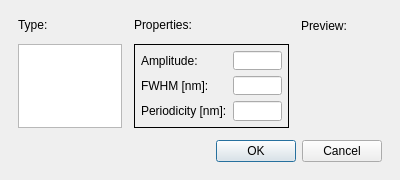
Before: the Qt Designer form frcpredict/ui/input/common/generate_pattern_dialog_w.ui in Bodeeen/Resolution_prediction_software, drawn with Qt 5.
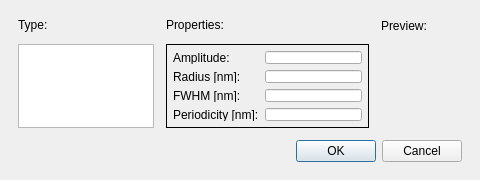
After: the same form once the commit is applied. Custom widgets are drawn as their Qt base class.

Commit message: feat: add physical pinhole pattern

The edit to the form file:
```diff
--- a/frcpredict/ui/input/common/generate_pattern_dialog_w.ui
+++ b/frcpredict/ui/input/common/generate_pattern_dialog_w.ui
@@ -6,19 +6,19 @@
    <rect>
     <x>0</x>
     <y>0</y>
-    <width>400</width>
+    <width>480</width>
     <height>180</height>
    </rect>
   </property>
   <property name="minimumSize">
    <size>
-    <width>400</width>
+    <width>480</width>
     <height>180</height>
    </size>
   </property>
   <property name="maximumSize">
    <size>
-    <width>400</width>
+    <width>480</width>
     <height>180</height>
    </size>
   </property>
@@ -117,14 +117,14 @@
           </property>
           <item row="0" column="0">
            <layout class="QFormLayout" name="formLayout">
-            <item row="1" column="0">
+            <item row="2" column="0">
              <widget class="QLabel" name="lblFwhm">
               <property name="text">
                <string>FWHM [nm]:</string>
               </property>
              </widget>
             </item>
-            <item row="1" column="1">
+            <item row="2" column="1">
              <widget class="FreeFloatBox" name="editFwhm">
               <property name="enabled">
                <bool>true</bool>
@@ -145,20 +145,34 @@
               </property>
              </widget>
             </item>
-            <item row="2" column="0">
+            <item row="3" column="0">
              <widget class="QLabel" name="lblPeriodicity">
               <property name="text">
                <string>Periodicity [nm]:</string>
               </property>
              </widget>
             </item>
-            <item row="2" column="1">
+            <item row="3" column="1">
              <widget class="FreeFloatBox" name="editPeriodicity">
               <property name="enabled">
                <bool>true</bool>
               </property>
              </widget>
             </item>
+            <item row="1" column="0">
+             <widget class="QLabel" name="lblRadius">
+              <property name="text">
+               <string>Radius [nm]:</string>
+              </property>
+             </widget>
+            </item>
+            <item row="1" column="1">
+             <widget class="FreeFloatBox" name="editRadius">
+              <property name="enabled">
+               <bool>true</bool>
+              </property>
+             </widget>
+            </item>
            </layout>
           </item>
          </layout>
```
The commit also changes 8 other files.
